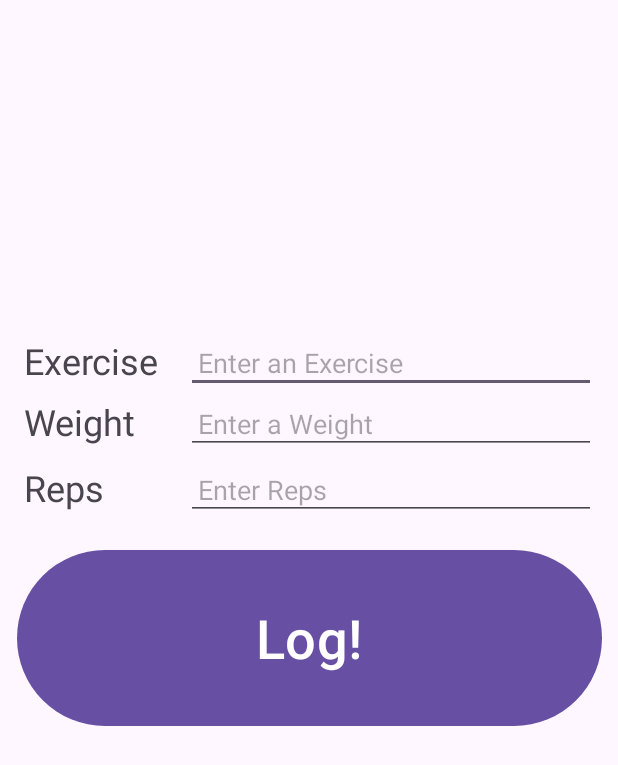
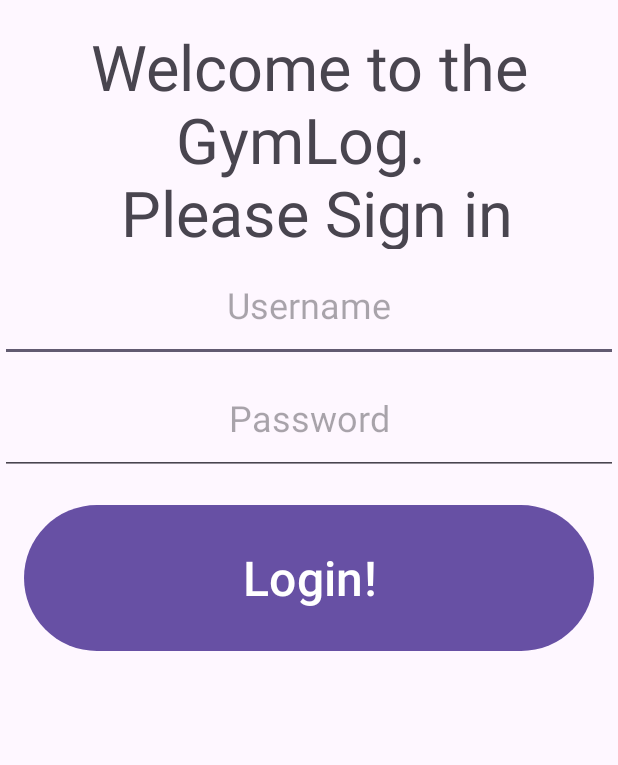
Before and after one commit to Strawberry64/GymLog, an Android app: the screen it shows after launch (MainActivity before the commit, LogInActivity after it), on a phone screen of 412 x 824 dp. Shown: the top 765 px of the screen. Run offline under Robolectric (Android 15) with nearby library versions, the phone set to English and light mode, and no system bars; our stand-ins replace Room's generated code.

Commit message:
Added user log in screen with LogInActivity and activity_log_in.xml

```diff
--- a/app/src/main/AndroidManifest.xml
+++ b/app/src/main/AndroidManifest.xml
@@ -13,6 +13,9 @@
         android:theme="@style/Theme.GymLog"
         tools:targetApi="31">
         <activity
+            android:name=".LogInActivity"
+            android:exported="false" />
+        <activity
             android:name=".MainActivity"
             android:exported="true">
             <intent-filter>
--- /dev/null
+++ b/app/src/main/java/com/example/gymlog/LogInActivity.java
@@ -0,0 +1,39 @@
+package com.example.gymlog;
+
+import android.content.Context;
+import android.content.Intent;
+import android.os.Bundle;
+import android.view.View;
+
+import androidx.activity.EdgeToEdge;
+import androidx.appcompat.app.AppCompatActivity;
+import androidx.core.graphics.Insets;
+import androidx.core.view.ViewCompat;
+import androidx.core.view.WindowInsetsCompat;
+
+import com.example.gymlog.databinding.ActivityLogInBinding;
+
+public class LogInActivity extends AppCompatActivity {
+
+
+    private ActivityLogInBinding binding;
+    @Override
+    protected void onCreate(Bundle savedInstanceState) {
+        super.onCreate(savedInstanceState);
+        binding = ActivityLogInBinding.inflate(getLayoutInflater());
+        setContentView(binding.getRoot());
+
+
+        binding.loginButton.setOnClickListener(new View.OnClickListener() {
+            @Override
+            public void onClick(View v) {
+                Intent intent = MainActivity.mainActivityIntentFactory(getApplicationContext(), 0);
+                startActivity(intent);
+            }
+        });
+    }
+
+    static Intent loginIntentFactory(Context context) {
+        return new Intent(context, LogInActivity.class);
+    }
+}
--- a/app/src/main/java/com/example/gymlog/MainActivity.java
+++ b/app/src/main/java/com/example/gymlog/MainActivity.java
@@ -1,5 +1,7 @@
 package com.example.gymlog;
 
+import android.content.Context;
+import android.content.Intent;
 import android.os.Bundle;
 import android.text.method.ScrollingMovementMethod;
 import android.util.Log;
@@ -20,6 +22,7 @@ import java.util.ArrayList;
 import java.util.Locale;
 
 public class MainActivity extends AppCompatActivity {
+    private static final String MAIN_ACTIVITY_USER_ID = "com.example.gymlog.MAIN_ACTIVITY_USER_ID";
     private ActivityMainBinding binding;
     private GymLogRepository repository;
 
@@ -36,13 +39,19 @@ public class MainActivity extends AppCompatActivity {
     @Override
     protected void onCreate(Bundle savedInstanceState) {
         super.onCreate(savedInstanceState);
+        binding = ActivityMainBinding.inflate(getLayoutInflater());
+        setContentView(binding.getRoot());
 
+        loginUser();
 
-        binding = ActivityMainBinding.inflate(getLayoutInflater());
+        if(loggedInUserId == -1){
+            Intent intent = LogInActivity.loginIntentFactory(getApplicationContext());
+            startActivity(intent);
+        }
+
 
         binding.logDisplayTextView.setMovementMethod(new ScrollingMovementMethod());
 
-        setContentView(binding.getRoot());
 
         repository = GymLogRepository.getRepository(getApplication());
         updateDisplay();
@@ -65,6 +74,17 @@ public class MainActivity extends AppCompatActivity {
 
     }
 
+    private void loginUser() {
+        //TODO create log in method
+        loggedInUserId = getIntent().getIntExtra(MAIN_ACTIVITY_USER_ID, -1);
+
+    }
+
+    static Intent mainActivityIntentFactory(Context context, int userId){
+        Intent intent = new Intent(context, MainActivity.class);
+        intent.putExtra(MAIN_ACTIVITY_USER_ID, userId);
+        return intent;
+    }
 
     private void insertGymLogRecord(){
         if(mExercise.isEmpty()){
--- /dev/null
+++ b/app/src/main/res/layout/activity_log_in.xml
@@ -0,0 +1,63 @@
+<?xml version="1.0" encoding="utf-8"?>
+<androidx.constraintlayout.widget.ConstraintLayout xmlns:android="http://schemas.android.com/apk/res/android"
+    xmlns:app="http://schemas.android.com/apk/res-auto"
+    xmlns:tools="http://schemas.android.com/tools"
+    android:id="@+id/main"
+    android:layout_width="match_parent"
+    android:layout_height="match_parent"
+    tools:context=".LogInActivity">
+
+    <TextView
+        android:layout_width="match_parent"
+        android:layout_height="150dip"
+        android:id="@+id/titleLoginTextView"
+        android:textSize="42sp"
+        android:text="@string/welcome_to_the_gymlog_n_please_sign_in"
+        android:gravity="center"
+        android:layout_margin="16dip"
+        app:layout_constraintTop_toTopOf="parent"
+        app:layout_constraintStart_toStartOf="parent"
+        app:layout_constraintEnd_toEndOf="parent"
+
+        />
+
+    <EditText
+        android:layout_width="match_parent"
+        android:layout_height="75dp"
+        android:autofillHints="Please Enter Username"
+        android:gravity="center"
+        android:hint="@string/username"
+        android:inputType="text"
+        android:textSize="24sp"
+        android:id="@+id/usernameLoginEditText"
+        app:layout_constraintEnd_toEndOf="parent"
+        app:layout_constraintStart_toStartOf="parent"
+        app:layout_constraintTop_toBottomOf="@id/titleLoginTextView" />
+
+    <EditText
+        android:layout_width="match_parent"
+        android:layout_height="75dp"
+        android:autofillHints="Please Enter Password"
+        android:gravity="center"
+        android:hint="@string/password"
+        android:inputType="textPassword"
+        android:textSize="24sp"
+        android:id="@+id/passwordLoginEditText"
+        app:layout_constraintEnd_toEndOf="parent"
+        app:layout_constraintStart_toStartOf="parent"
+        app:layout_constraintTop_toBottomOf="@+id/usernameLoginEditText"
+        />
+
+    <Button
+        android:id="@+id/loginButton"
+        android:layout_width="match_parent"
+        android:layout_height="105dp"
+        android:layout_margin="16dp"
+        android:text="@string/login"
+        android:textSize="32sp"
+        app:layout_constraintEnd_toEndOf="parent"
+        app:layout_constraintStart_toStartOf="parent"
+        app:layout_constraintTop_toBottomOf="@+id/passwordLoginEditText"
+        />
+
+</androidx.constraintlayout.widget.ConstraintLayout>
--- a/app/src/main/res/values/strings.xml
+++ b/app/src/main/res/values/strings.xml
@@ -8,4 +8,8 @@
     <string name="log">Log!</string>
     <string name="enter_a_weight">Enter a Weight</string>
     <string name="nothing_to_show_time_to_hit_the_gym">Nothing to show, time to hit the gym</string>
+    <string name="welcome_to_the_gymlog_n_please_sign_in">Welcome to the GymLog. \n Please Sign in</string>
+    <string name="username">Username</string>
+    <string name="password">Password</string>
+    <string name="login">Login!</string>
 </resources>
```
